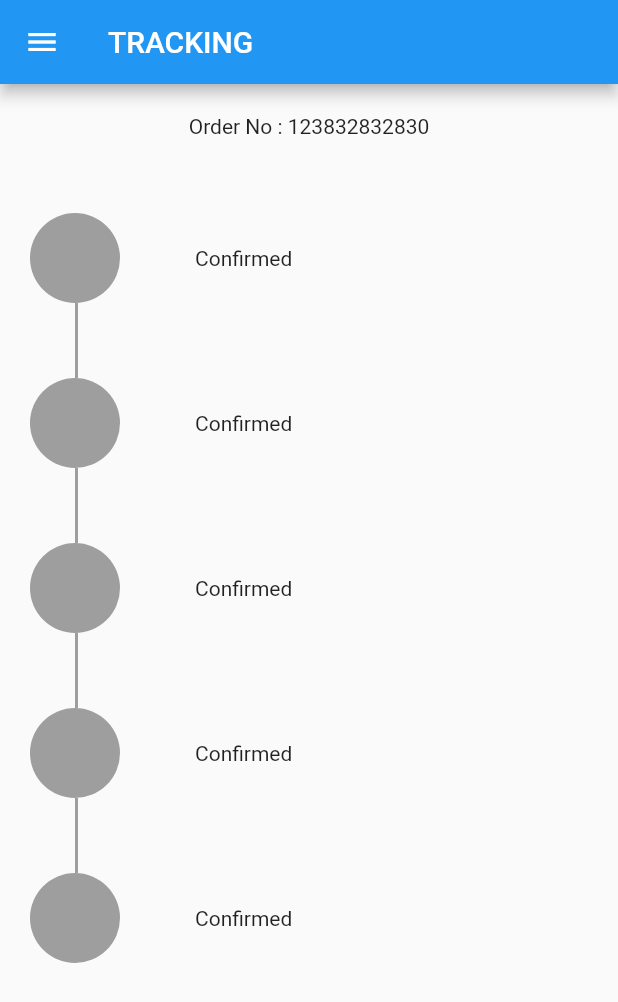
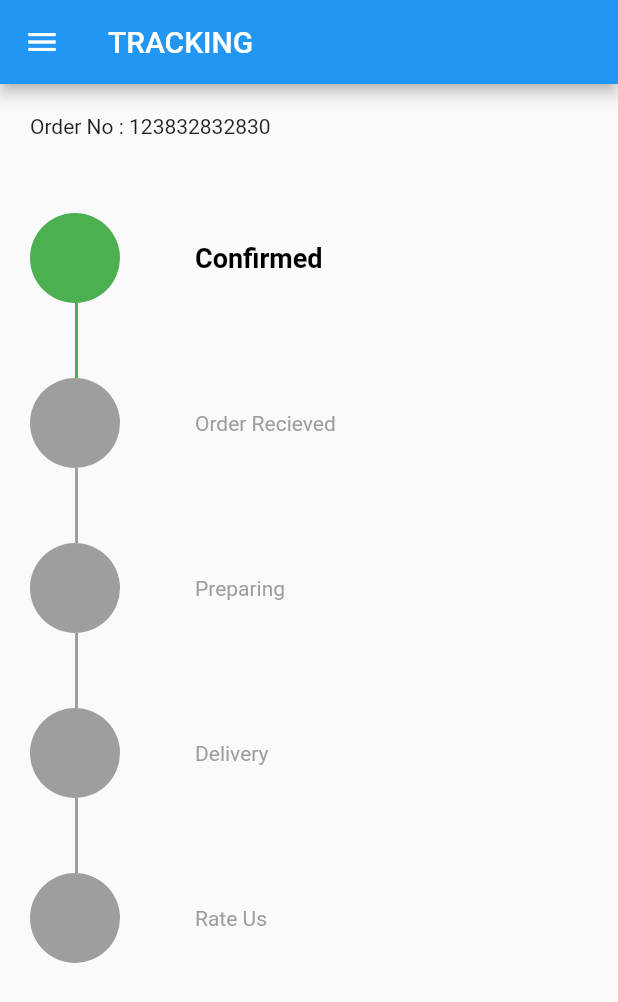
Before and after one commit to shreyask12/machineTestMR, a Flutter app: the screen it shows after launch, after a tap on "Make Order", on a phone screen of 412 x 824 dp. Shown: the top 1002 px of the screen. Run offline on Flutter 3.47's test engine with Material 2 defaults, Android fonts, the phone set to English and light mode, and no system bars.

Commit message:
final changes hopefully

```diff
--- a/lib/cart.dart
+++ b/lib/cart.dart
@@ -251,11 +251,11 @@ class _CounterState extends State<Counter> {
                 setState(() {});
               },
               child: Container(
-                height: 50,
-                width: 50,
+                height: 40,
+                width: 40,
                 color: Colors.red,
                 child: IconButton(
-                  icon: Icon(Icons.minimize),
+                  icon: Icon(Icons.remove),
                   onPressed: () {
                     if (counter > 1) {
                       counter--;
@@ -268,8 +268,8 @@ class _CounterState extends State<Counter> {
           ),
           Expanded(
             child: Container(
-              height: 50,
-              width: 50,
+              height: 40,
+              width: 40,
               color: Colors.white,
               child: Center(child: Text(counter.toString())),
             ),
@@ -284,8 +284,8 @@ class _CounterState extends State<Counter> {
                 setState(() {});
               },
               child: Container(
-                height: 50,
-                width: 50,
+                height: 40,
+                width: 40,
                 color: Colors.green,
                 child: IconButton(
                   icon: Icon(Icons.add),
--- a/lib/payment.dart
+++ b/lib/payment.dart
@@ -1,6 +1,21 @@
+import 'dart:ui';
+
 import 'package:flutter/material.dart';
 
-class PaymentPage extends StatelessWidget {
+class PaymentPage extends StatefulWidget {
+  @override
+  _PaymentPageState createState() => _PaymentPageState();
+}
+
+class _PaymentPageState extends State<PaymentPage> {
+  final List<String> temp = [
+    'Confirmed',
+    'Order Recieved',
+    'Preparing',
+    'Delivery',
+    'Rate Us'
+  ];
+
   @override
   Widget build(BuildContext context) {
     var width = MediaQuery.of(context).size.width;
@@ -17,6 +32,7 @@ class PaymentPage extends StatelessWidget {
             width: width,
             height: height,
             child: Column(
+              crossAxisAlignment: CrossAxisAlignment.start,
               children: [
                 Text('Order No : 123832832830'),
                 SizedBox(
@@ -36,30 +52,41 @@ class PaymentPage extends StatelessWidget {
                                   height: 60,
                                   width: 60,
                                   decoration: BoxDecoration(
-                                    color: Colors.grey,
+                                    color:
+                                        index == 0 ? Colors.green : Colors.grey,
                                     shape: BoxShape.circle,
                                   ),
                                 ),
                                 SizedBox(
                                   width: 50,
                                 ),
-                                Text('Confirmed'),
+                                Text(
+                                  temp[index],
+                                  style: index == 0
+                                      ? TextStyle(
+                                          fontWeight: FontWeight.bold,
+                                          fontSize: 18,
+                                          color: Colors.black)
+                                      : TextStyle(color: Colors.grey),
+                                ),
                               ],
                             ),
-                            index != 4
+                            index != temp.length - 1
                                 ? Padding(
                                     padding: const EdgeInsets.only(left: 30),
                                     child: Container(
                                       height: 50,
                                       width: 2,
-                                      color: Colors.grey,
+                                      color: index == 0
+                                          ? Colors.green
+                                          : Colors.grey,
                                     ),
                                   )
                                 : Container(),
                           ],
                         );
                       },
-                      itemCount: 5),
+                      itemCount: temp.length),
                 )
               ],
             ),
```
Also changed, not shown: 6 other files.
